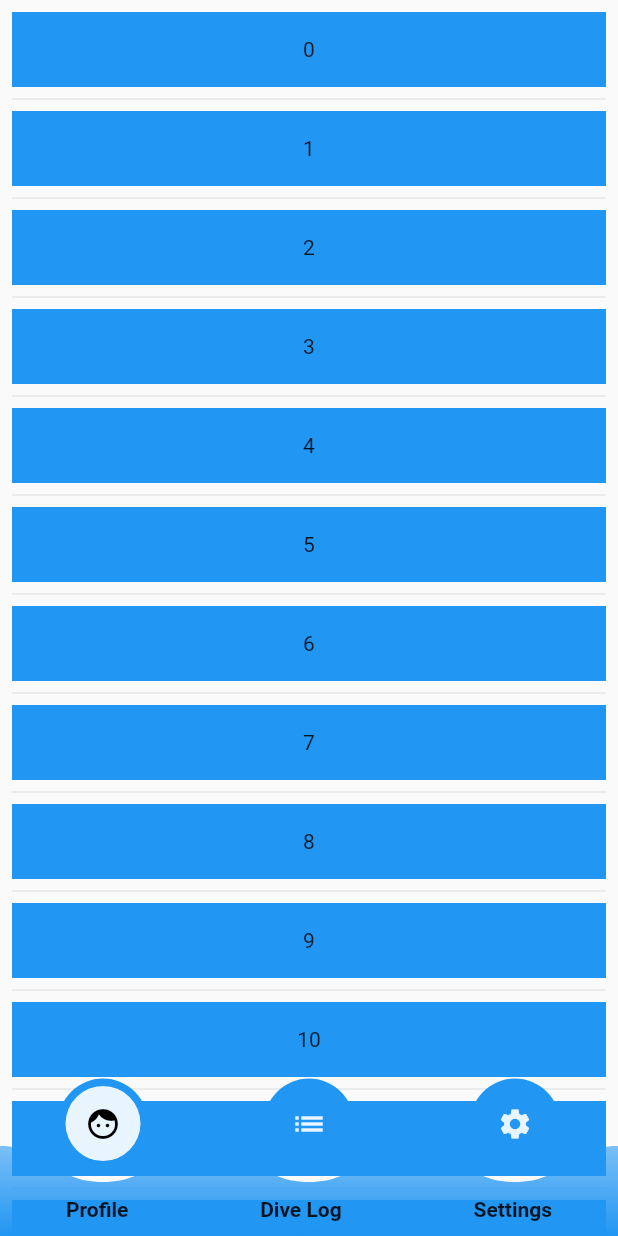
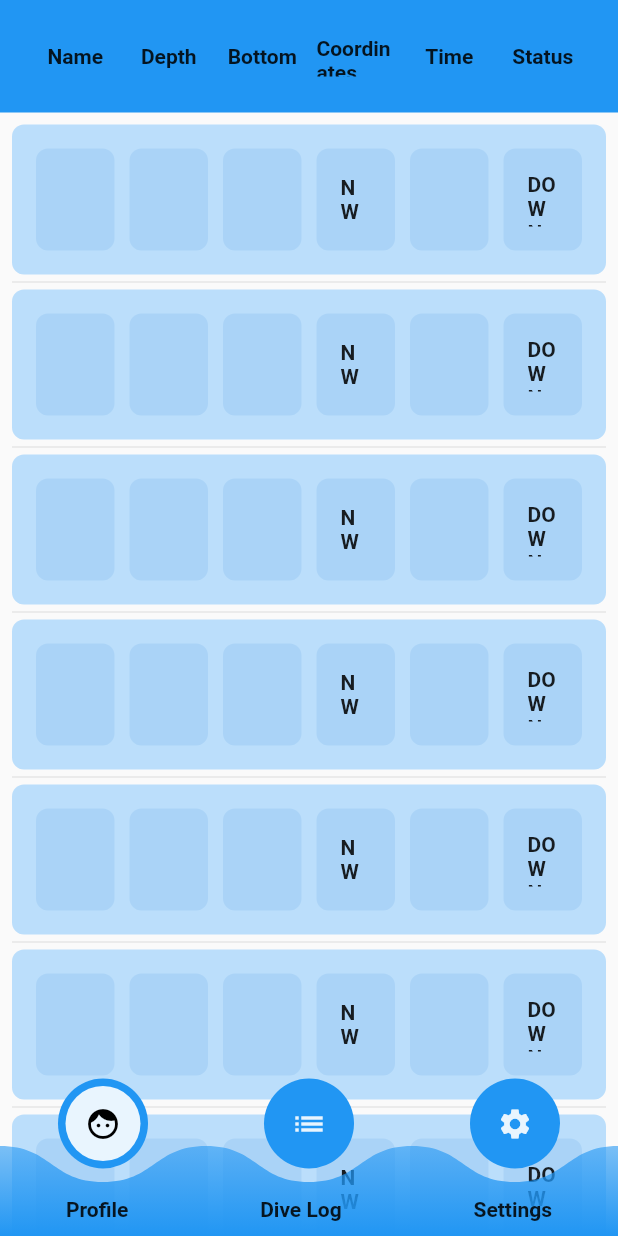
Before and after one commit to SimonHoulberg/diveapp, a Flutter app: the screen it shows after launch, swiped to page 2, on a phone screen of 412 x 824 dp. Run offline on Flutter 3.47's test engine with Material 2 defaults, Android fonts, the phone set to English and light mode, and no system bars; missing offline and left inert: mock_data.

Commit message:
added diveLogColumn, diveLogTitle and fixed file names

```diff
--- a/diveapp/lib/main.dart
+++ b/diveapp/lib/main.dart
@@ -1,4 +1,4 @@
-import 'package:diveapp/pages/dive_Log_Page.dart';
+import 'package:diveapp/pages/DiveLogPage.dart';
 import 'package:diveapp/pages/home_Page.dart';
 import 'package:diveapp/pages/profile_Page.dart';
 import 'package:diveapp/pages/settings_Page.dart';
@@ -14,7 +14,7 @@ void main() {
 class diveApp extends StatelessWidget {
   List<Widget> navBarScreens = [
     Profile_Page(),
-    Dive_Log_Page(),
+    DiveLogPage(),
     Settings_Page(),
   ];
 
--- /dev/null
+++ b/diveapp/lib/pages/DiveLogColumn.dart
@@ -0,0 +1,167 @@
+import 'dart:math';
+import 'package:diveapp/bottom_Nav_Bar.dart';
+import 'package:diveapp/main.dart';
+import 'package:diveapp/pages/diveLogPage.dart';
+import 'package:diveapp/pages/profile_Page.dart';
+import 'package:diveapp/pages/settings_Page.dart';
+import 'package:flutter/material.dart';
+import 'package:mock_data/mock_data.dart';
+
+class DiveLogColumn extends StatelessWidget {
+  @override
+  Widget build(BuildContext context) {
+    // variables for widget
+    var name = mockName();
+    var depth = mockInteger(50, 100);
+    var bottomDive = mockInteger(1, 40);
+    var coordinates = mockInteger(0, 3) == 0
+        ? "NW"
+        : mockInteger(0, 3) == 1
+            ? "NE"
+            : mockInteger(0, 3) == 2
+                ? "SE"
+                : mockInteger(0, 3) == 3
+                    ? "SW"
+                    : "NW";
+    var time = mockInteger(1, 60);
+    var status = mockInteger(0, 1) == 1 ? "UP" : "DOWN";
+
+    List<Widget> space(double gap, Iterable<Widget> children) => children
+        .expand((item) sync* {
+          yield const SizedBox(width: 10);
+          yield item;
+        })
+        .skip(1)
+        .toList();
+
+    return Container(
+      // red circle
+      child: IntrinsicHeight(
+        // make it fill parent height
+        child: Row(
+          crossAxisAlignment: CrossAxisAlignment.stretch,
+          mainAxisAlignment: MainAxisAlignment.spaceEvenly,
+          children: space(10.0, <Widget>[
+            Expanded(
+              child: Container(
+                //color: Theme.of(context).primaryColorDark,
+                child: Center(
+                  child: Text(
+                    name.toString(),
+                    style: TextStyle(fontWeight: FontWeight.bold),
+                  ),
+                ),
+                decoration: BoxDecoration(
+                  color: Theme.of(context).primaryColorDark.withOpacity(0.1),
+                  borderRadius: BorderRadius.all(
+                    const Radius.circular(8),
+                  ),
+                ),
+                padding: EdgeInsets.all(16),
+              ),
+            ),
+            Expanded(
+              child: Container(
+                //color: Theme.of(context).primaryColorDark,
+                child: Center(
+                  child: Text(
+                    depth.toString(),
+                    style: TextStyle(fontWeight: FontWeight.bold),
+                  ),
+                ),
+                decoration: BoxDecoration(
+                  color: Theme.of(context).primaryColorDark.withOpacity(0.1),
+                  borderRadius: BorderRadius.all(
+                    const Radius.circular(8),
+                  ),
+                ),
+                padding: EdgeInsets.all(16),
+              ),
+            ),
+            Expanded(
+              child: Container(
+                //color: Theme.of(context).primaryColorDark,
+                child: Center(
+                  child: Text(
+                    bottomDive.toString(),
+                    style: TextStyle(fontWeight: FontWeight.bold),
+                  ),
+                ),
+                decoration: BoxDecoration(
+                  color: Theme.of(context).primaryColorDark.withOpacity(0.1),
+                  borderRadius: BorderRadius.all(
+                    const Radius.circular(8),
+                  ),
+                ),
+                padding: EdgeInsets.all(16),
+              ),
+            ),
+            Expanded(
+              child: Container(
+                //color: Theme.of(context).primaryColorDark,
+                child: Center(
+                  child: Text(
+                    coordinates.toString(),
+                    style: TextStyle(fontWeight: FontWeight.bold),
+                  ),
+                ),
+                decoration: BoxDecoration(
+                  color: Theme.of(context).primaryColorDark.withOpacity(0.1),
+                  borderRadius: BorderRadius.all(
+                    const Radius.circular(8),
+                  ),
+                ),
+                padding: EdgeInsets.all(16),
+              ),
+            ),
+            Expanded(
+              child: Container(
+                //color: Theme.of(context).primaryColorDark,
+                child: Center(
+                  child: Text(
+                    time.toString(),
+                    style: TextStyle(fontWeight: FontWeight.bold),
+                  ),
+                ),
+                decoration: BoxDecoration(
+                  color: Theme.of(context).primaryColorDark.withOpacity(0.1),
+                  borderRadius: BorderRadius.all(
+                    const Radius.circular(8),
+                  ),
+                ),
+                padding: EdgeInsets.all(16),
+              ),
+            ),
+            Expanded(
+              child: Container(
+                //color: Theme.of(context).primaryColorDark,
+                child: Center(
+                  child: Text(
+                    status.toString(),
+                    style: TextStyle(fontWeight: FontWeight.bold),
+                  ),
+                ),
+                decoration: BoxDecoration(
+                  color: Theme.of(context).primaryColorDark.withOpacity(0.1),
+                  borderRadius: BorderRadius.all(
+                    const Radius.circular(8),
+                  ),
+                ),
+                padding: EdgeInsets.all(16),
+              ),
+            ),
+          ]),
+        ),
+      ),
+      decoration: BoxDecoration(
+        color: Theme.of(context).primaryColorLight,
+        borderRadius: BorderRadius.all(
+          const Radius.circular(8),
+        ),
+      ),
+      padding: EdgeInsets.all(16),
+
+      height: 100,
+    );
+  }
+}
--- /dev/null
+++ b/diveapp/lib/pages/DiveLogPage.dart
@@ -0,0 +1,43 @@
+import 'package:diveapp/pages/DiveLogColumn.dart';
+import 'package:diveapp/pages/DiveLogTitle.dart';
+import 'package:flutter/material.dart';
+
+final int logSize = 100;
+
+class DiveLogPage extends StatelessWidget {
+  @override
+  Widget build(BuildContext context) {
+    return Scaffold(
+      // appBar: AppBar(title: const Text('Empty List Test')),
+      body: logSize > 0
+          ? Column(
+              children: <Widget>[
+                Container(
+                  padding: const EdgeInsets.all(8),
+                  height: 75,
+                  color: Theme.of(context).primaryColor,
+                  child: DiveLogTitle(),
+                ),
+                Expanded(
+                  child: Scrollbar(
+                    thickness: 8,
+                    radius: Radius.circular(5),
+                    child: ListView.separated(
+                      padding: const EdgeInsets.all(8),
+                      itemCount: logSize,
+                      itemBuilder: (BuildContext context, int index) {
+                        return DiveLogColumn();
+                      },
+                      separatorBuilder: (BuildContext context, int index) =>
+                          const Divider(height: 10),
+                    ),
+                  ),
+                ),
+              ],
+            )
+          : Center(child: const Text('No divers found')),
+    );
+  }
+}
+
+class ScrollBar {}
--- /dev/null
+++ b/diveapp/lib/pages/DiveLogTitle.dart
@@ -0,0 +1,88 @@
+import 'package:flutter/material.dart';
+import 'package:mock_data/mock_data.dart';
+
+class DiveLogTitle extends StatelessWidget {
+  @override
+  Widget build(BuildContext context) {
+    // variables for widget
+    var name = "Name";
+    var depth = "Depth";
+    var bottomDive = "Bottom";
+    var coordinates = "Coordinates";
+    var time = "Time";
+    var status = "Status";
+
+    List<Widget> space(double gap, Iterable<Widget> children) => children
+        .expand((item) sync* {
+          yield const SizedBox(width: 10);
+          yield item;
+        })
+        .skip(1)
+        .toList();
+
+    return Container(
+      // red circle
+      child: IntrinsicHeight(
+        // make it fill parent height
+        child: Row(
+          crossAxisAlignment: CrossAxisAlignment.stretch,
+          mainAxisAlignment: MainAxisAlignment.spaceEvenly,
+          children: space(10.0, <Widget>[
+            Expanded(
+              child: Center(
+                child: Text(
+                  name.toString(),
+                  style: TextStyle(fontWeight: FontWeight.bold),
+                ),
+              ),
+            ),
+            Expanded(
+              child: Center(
+                child: Text(
+                  depth.toString(),
+                  style: TextStyle(fontWeight: FontWeight.bold),
+                ),
+              ),
+            ),
+            Expanded(
+              child: Center(
+                child: Text(
+                  bottomDive.toString(),
+                  style: TextStyle(fontWeight: FontWeight.bold),
+                ),
+              ),
+            ),
+            Expanded(
+              child: Center(
+                child: Text(
+                  coordinates.toString(),
+                  style: TextStyle(fontWeight: FontWeight.bold),
+                ),
+              ),
+            ),
+            Expanded(
+              child: Center(
+                child: Text(
+                  time.toString(),
+                  style: TextStyle(fontWeight: FontWeight.bold),
+                ),
+              ),
+            ),
+            Expanded(
+              child: Center(
+                child: Text(
+                  status.toString(),
+                  style: TextStyle(fontWeight: FontWeight.bold),
+                ),
+              ),
+            ),
+          ]),
+        ),
+      ),
+
+      padding: EdgeInsets.all(16),
+
+      height: 100,
+    );
+  }
+}
--- a/diveapp/lib/pages/dive_Log_Page.dart
+++ /dev/null
@@ -1,38 +0,0 @@
-import 'package:diveapp/screen_size_reducers.dart';
-import 'package:flutter/material.dart';
-
-final int logSize = 100;
-
-class Dive_Log_Page extends StatelessWidget {
-  @override
-  Widget build(BuildContext context) {
-    double screenHeight = screenHeightExcludingToolbar(context);
-    print("HEIGHT: " + screenHeight.toString());
-    return Scaffold(
-      // appBar: AppBar(title: const Text('Empty List Test')),
-      body: logSize > 0
-          ? Center(
-              child: Scrollbar(
-                thickness: 8,
-                radius: Radius.circular(5),
-                child: ListView.separated(
-                  padding: const EdgeInsets.all(8),
-                  itemCount: logSize,
-                  itemBuilder: (BuildContext context, int index) {
-                    return Container(
-                      height: 50,
-                      color: Theme.of(context).primaryColor.withOpacity(1),
-                      child: Center(child: Text(index.toString())),
-                    );
-                  },
-                  separatorBuilder: (BuildContext context, int index) =>
-                      const Divider(),
-                ),
-              ),
-            )
-          : Center(child: const Text('No divers found')),
-    );
-  }
-}
-
-class ScrollBar {}
--- a/diveapp/lib/pages/home_Page.dart
+++ b/diveapp/lib/pages/home_Page.dart
@@ -1,6 +1,6 @@
 import 'package:diveapp/bottom_Nav_Bar.dart';
 import 'package:diveapp/main.dart';
-import 'package:diveapp/pages/dive_Log_Page.dart';
+import 'package:diveapp/pages/DiveLogPage.dart';
 import 'package:diveapp/pages/profile_Page.dart';
 import 'package:diveapp/pages/settings_Page.dart';
 import 'package:flutter/material.dart';
@@ -8,7 +8,7 @@ import 'package:flutter/material.dart';
 class Home_Page extends StatelessWidget {
   List<Widget> navBarPages = [
     Profile_Page(),
-    Dive_Log_Page(),
+    DiveLogPage(),
     Settings_Page(),
   ];
 
--- a/diveapp/pubspec.yaml
+++ b/diveapp/pubspec.yaml
@@ -21,6 +21,7 @@ environment:
   sdk: ">=2.7.0 <3.0.0"
 
 dependencies:
+  mock_data: ^1.2.8
   flutter:
     sdk: flutter
 
```
Also changed, not shown: diveapp/lib/pages/dive_log_column.dart (deleted, +0 -10 lines).
